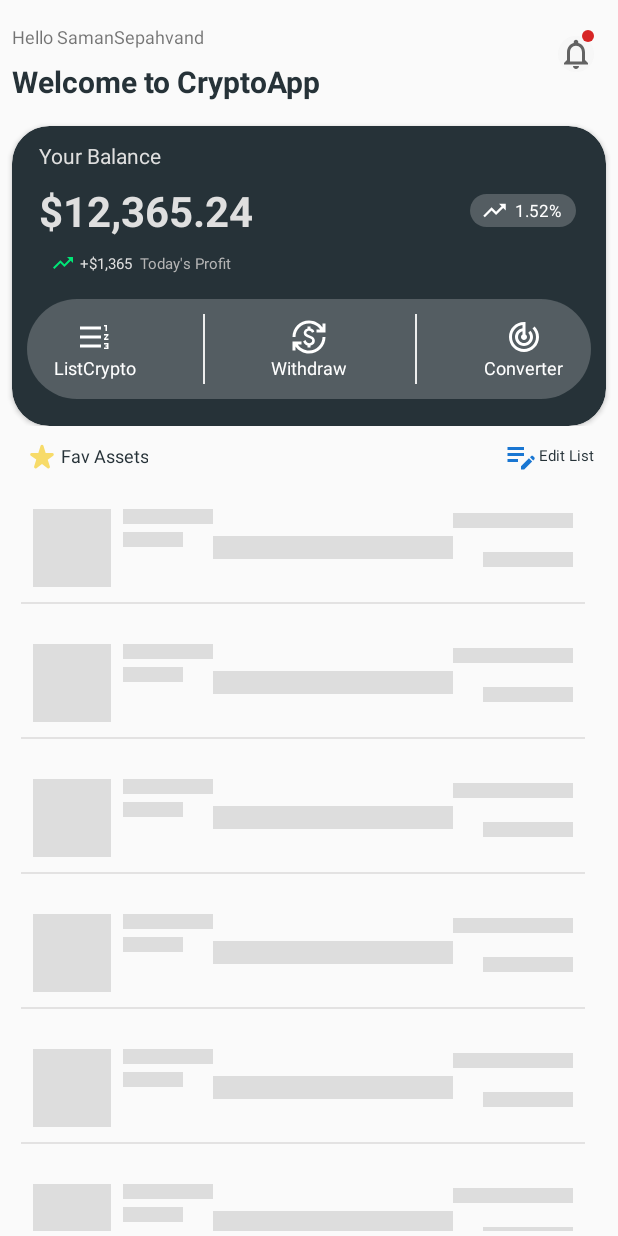
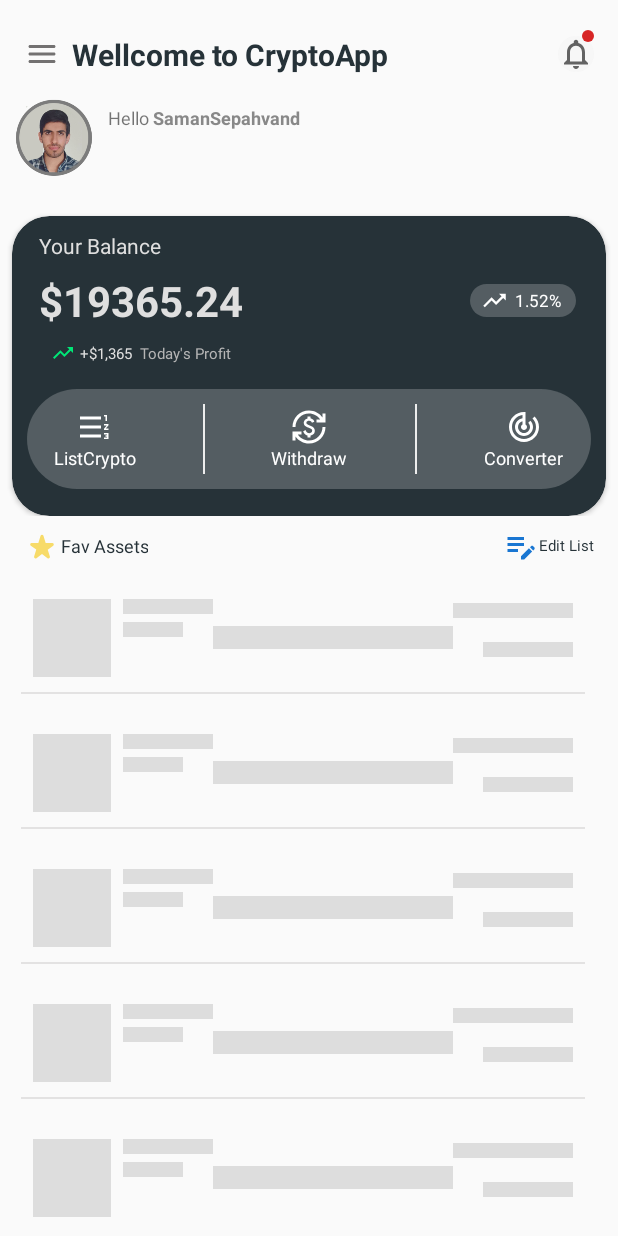
Before and after one commit to SamanSepahvand/CryptoApp, an Android app: the screen it shows after launch (MainActivity), on a phone screen of 412 x 824 dp. Run offline under Robolectric (Android 15) with nearby library versions, the phone set to English and light mode, and no system bars; our stand-ins replace Shimmer; libraries missing offline, so code that uses them is left out: com.activeandroid, com.activeandroid.annotation, com.activeandroid.query, com.nostra13.universalimageloader; pictures from the network do not load; 6 statements that could not run were skipped.

Commit message:
add avatar logo for users

```diff
--- a/app/src/main/java/com/samansepahvand/cryptoapp/bussiness/Constants.java
+++ b/app/src/main/java/com/samansepahvand/cryptoapp/bussiness/Constants.java
@@ -1,4 +1,27 @@
 package com.samansepahvand.cryptoapp.bussiness;
 
+import android.app.Activity;
+import android.content.Context;
+import android.graphics.Typeface;
+import android.text.Html;
+import android.text.Spanned;
+import android.util.TypedValue;
+
+
+
 public class Constants {
+
+
+
+
+    public static String HelloUser(String name) {
+        String data = "Hello "+" <font color=gray><b>" + name + "</b></font> <br/><br/>";
+        return data;
+    }
+
+
+
+
+
+
 }
--- a/app/src/main/java/com/samansepahvand/cryptoapp/ui/MainActivity.java
+++ b/app/src/main/java/com/samansepahvand/cryptoapp/ui/MainActivity.java
@@ -7,6 +7,8 @@ import android.graphics.Bitmap;
 import android.graphics.BitmapFactory;
 import android.os.Bundle;
 
+import android.text.Html;
+import android.text.Spanned;
 import android.util.Log;
 import android.view.View;
 import android.widget.ImageView;
@@ -31,6 +33,7 @@ import com.samansepahvand.cryptoapp.R;
 import com.samansepahvand.cryptoapp.adapter.CryptoFavListAdapter;
 import com.samansepahvand.cryptoapp.apihelper.APIClient;
 import com.samansepahvand.cryptoapp.apihelper.APIInterface;
+import com.samansepahvand.cryptoapp.bussiness.Constants;
 import com.samansepahvand.cryptoapp.bussiness.OperationResult;
 import com.samansepahvand.cryptoapp.db.model.Users;
 import com.samansepahvand.cryptoapp.db.repository.CryptoFavRepository;
@@ -76,6 +79,9 @@ public class MainActivity extends AppCompatActivity {
 
     private ShimmerFrameLayout mShimmerViewContainer;
 
+
+    private TextView txtPrice,txtLoginUser;
+
     @Override
     protected void onCreate(Bundle savedInstanceState) {
         super.onCreate(savedInstanceState);
@@ -100,14 +106,21 @@ public class MainActivity extends AppCompatActivity {
         users.setIds(1);
         users.setUserName("sa");
         users.setPassword("123");
-        users.setFirstName("saman");
-        users.setLastName("sepahvand");
-        users.setTotalAmountUSDT(12365.24);
+        users.setFirstName("Saman");
+        users.setLastName("Sepahvand");
+        users.setTotalAmountUSDT(19365.24);
         users.setRemainAmountUSDT(12365.24);
 
         OperationResult<Boolean>  createUser =  UserRepository.getInstance().SaveUser(users);
 
         OperationResult<Users>  GetUser =  UserRepository.getInstance().GetUser(1);
+
+        txtPrice.setText("$"+users.getTotalAmountUSDT());
+
+        String str = Constants.HelloUser(users.getFirstName()+""+users.getLastName());
+        Spanned strHtml = Html.fromHtml(str);
+        txtLoginUser.setText(strHtml);
+
 
 
         Toast.makeText(getBaseContext(), ""+createUser.Message, Toast.LENGTH_SHORT).show();
@@ -206,6 +219,9 @@ public class MainActivity extends AppCompatActivity {
                 startActivity(new Intent(MainActivity.this, CryptocurencyConverterCalculator.class));
             }
         });
+
+        txtPrice=findViewById(R.id.price);
+        txtLoginUser=findViewById(R.id.txt_login_user);
 
 
 
--- /dev/null
+++ b/app/src/main/res/drawable/ic_sharp_supervised_user_circle_24.xml
@@ -0,0 +1,6 @@
+<vector android:height="24dp"
+    android:tint="@color/newBlack"
+    android:viewportHeight="24" android:viewportWidth="24"
+    android:width="24dp" xmlns:android="http://schemas.android.com/apk/res/android">
+    <path android:fillColor="@android:color/white" android:pathData="M12,2C6.48,2 2,6.48 2,12s4.48,10 10,10 10,-4.48 10,-10S17.52,2 12,2zM15.61,8.34c1.07,0 1.93,0.86 1.93,1.93s-0.86,1.93 -1.93,1.93 -1.93,-0.86 -1.93,-1.93c-0.01,-1.07 0.86,-1.93 1.93,-1.93zM9.61,6.76c1.3,0 2.36,1.06 2.36,2.36s-1.06,2.36 -2.36,2.36 -2.36,-1.06 -2.36,-2.36c0,-1.31 1.05,-2.36 2.36,-2.36zM9.61,15.89v3.75c-2.4,-0.75 -4.3,-2.6 -5.14,-4.96 1.05,-1.12 3.67,-1.69 5.14,-1.69 0.53,0 1.2,0.08 1.9,0.22 -1.64,0.87 -1.9,2.02 -1.9,2.68zM12,20c-0.27,0 -0.53,-0.01 -0.79,-0.04v-4.07c0,-1.42 2.94,-2.13 4.4,-2.13 1.07,0 2.92,0.39 3.84,1.15C18.28,17.88 15.39,20 12,20z"/>
+</vector>
--- a/app/src/main/res/layout/ui_main.xml
+++ b/app/src/main/res/layout/ui_main.xml
@@ -252,29 +252,42 @@
         app:layout_constraintStart_toStartOf="parent"
         app:layout_constraintTop_toTopOf="parent">
 
+        <ImageView
+            android:id="@+id/imageView"
+            android:layout_width="56dp"
+            android:layout_height="56dp"
+            android:layout_marginStart="8dp"
+            android:layout_marginTop="16dp"
+            android:layout_marginBottom="8dp"
+            app:layout_constraintBottom_toBottomOf="parent"
+            app:layout_constraintStart_toStartOf="parent"
+            app:layout_constraintTop_toBottomOf="@+id/imageView4"
+            app:srcCompat="@drawable/new_circle" />
+
         <TextView
             android:id="@+id/txt_login_user"
             android:layout_width="0dp"
             android:layout_height="wrap_content"
             android:layout_marginStart="8dp"
-            android:layout_marginTop="16dp"
             android:text="Hello SamanSepahvand"
             android:textSize="12sp"
-            app:layout_constraintStart_toStartOf="parent"
-            app:layout_constraintTop_toTopOf="parent" />
+            app:layout_constraintBottom_toBottomOf="@+id/imageView"
+            app:layout_constraintEnd_toEndOf="parent"
+            app:layout_constraintStart_toEndOf="@+id/imageView"
+            app:layout_constraintTop_toTopOf="@+id/imageView" />
 
         <TextView
             android:id="@+id/welcome"
             android:layout_width="wrap_content"
             android:layout_height="wrap_content"
             android:layout_marginStart="8dp"
-            android:layout_marginTop="8dp"
-            android:text="Welcome to CryptoApp"
+            android:text="Wellcome to CryptoApp"
             android:textColor="@color/newBlack"
             android:textSize="20sp"
             android:textStyle="bold"
-            app:layout_constraintStart_toStartOf="parent"
-            app:layout_constraintTop_toBottomOf="@+id/txt_login_user" />
+            app:layout_constraintBottom_toBottomOf="@+id/imageView4"
+            app:layout_constraintStart_toEndOf="@+id/imageView4"
+            app:layout_constraintTop_toTopOf="@+id/imageView4" />
 
         <ImageView
             android:id="@+id/img_notif"
@@ -297,6 +310,16 @@
             app:layout_constraintStart_toStartOf="@+id/img_notif"
             app:layout_constraintTop_toTopOf="@+id/img_notif"
             app:srcCompat="@drawable/point_circle_red" />
+
+        <ImageView
+            android:id="@+id/imageView4"
+            android:layout_width="wrap_content"
+            android:layout_height="wrap_content"
+            android:layout_marginStart="16dp"
+            app:layout_constraintBottom_toBottomOf="@+id/img_notif"
+            app:layout_constraintStart_toStartOf="parent"
+            app:layout_constraintTop_toTopOf="@+id/img_notif"
+            app:srcCompat="@drawable/ic_round_menu_24" />
 
     </androidx.constraintlayout.widget.ConstraintLayout>
 
```
Also changed, not shown: app/src/main/res/drawable/new_circle.png (added).
